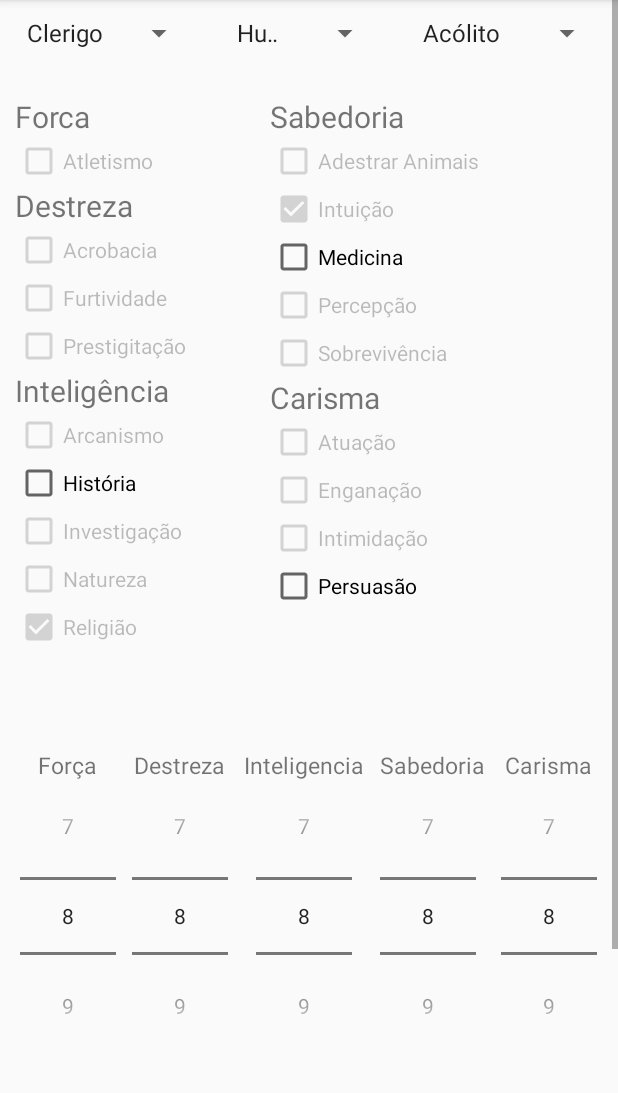
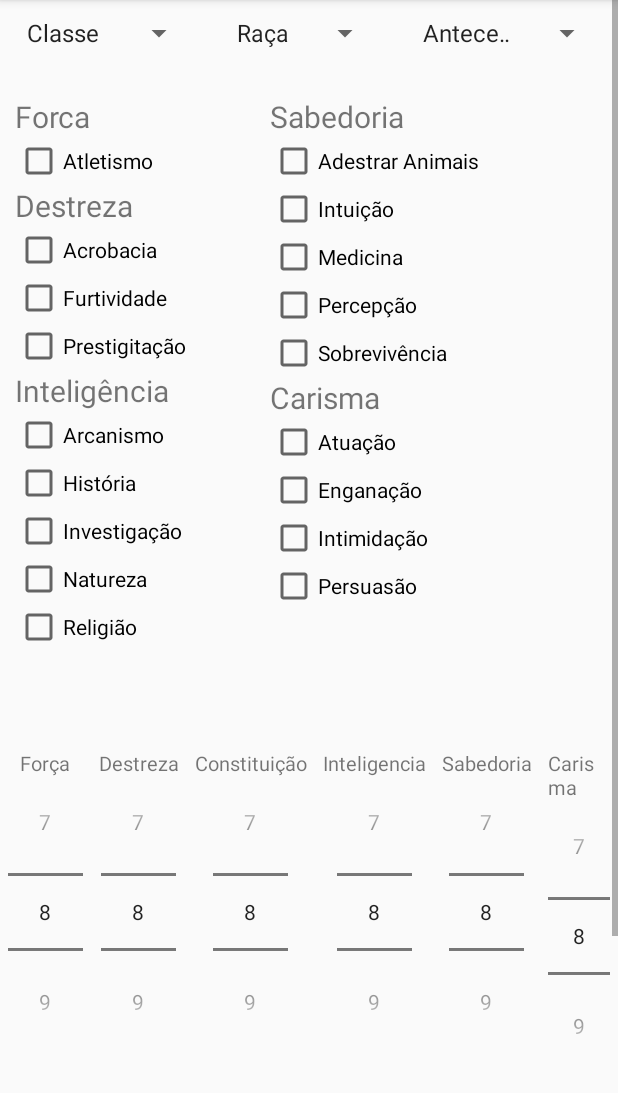
Before and after one commit to marcelovicarvalho/edenic, an Android app: the AddPersonagem screen opened directly, with no data from a screen before it, on a phone screen of 412 x 824 dp, the part 84-1177 px from its top. Run offline under Robolectric (Android 15) with nearby library versions, the phone set to English and light mode, and no system bars.

Commit message:
Fazendo o calculo da proficiencia

```diff
--- a/app/src/main/java/com/example/edenic/AddPersonagem.java
+++ b/app/src/main/java/com/example/edenic/AddPersonagem.java
@@ -6,6 +6,8 @@ import androidx.appcompat.app.AppCompatActivity;
 import android.content.Context;
 import android.database.sqlite.SQLiteDatabase;
 import android.os.Bundle;
+import android.util.Log;
+import android.util.LogPrinter;
 import android.view.View;
 import android.widget.AdapterView;
 import android.widget.ArrayAdapter;
@@ -32,6 +34,33 @@ public class AddPersonagem extends AppCompatActivity {
     ArrayList<Integer> checkSabedoria = new ArrayList<>();
     ArrayList<Integer> checkCarisma = new ArrayList<>();
 
+    int forca2 = 0;
+    int destreza2 = 0;
+    int constituicao2 = 0;
+    int inteligencia2 = 0;
+    int sabedoria2 = 0;
+    int carisma2 = 0;
+
+    int atletismo2 = 0;
+    int acrobacia2 = 0;
+    int furtividade2 = 0;
+    int prestigitacao2 = 0;
+    int arcanismo2 = 0;
+    int historia2 = 0;
+    int investigacao2 = 0;
+    int natureza2 = 0;
+    int religiao2 = 0;
+    int adestraranimais2 = 0;
+    int intuicao2 = 0;
+    int medicina2 = 0;
+    int percepcao2 = 0;
+    int sobrevivencia2 = 0;
+    int atuacao2 = 0;
+    int enganacao2 = 0;
+    int intimidacao2 = 0;
+    int persuasao2 = 0;
+
+    int somaStatus = 0;
 
 
 
@@ -72,51 +101,60 @@ public class AddPersonagem extends AppCompatActivity {
     //populando o number picker
         NumberPicker forca = (NumberPicker) findViewById(R.id.forca);
         NumberPicker destreza = (NumberPicker) findViewById(R.id.destreza);
+        NumberPicker constituicao = (NumberPicker) findViewById(R.id.constituicao);
         NumberPicker inteligencia = (NumberPicker) findViewById(R.id.inteligencia);
         NumberPicker sabedoria = (NumberPicker) findViewById(R.id.sabedoria);
         NumberPicker carisma = (NumberPicker) findViewById(R.id.carisma);
 
-        String[] nums = new String[21];
+        String[] nums = new String[20];
         for(int i=0; i<nums.length; i++)
-            nums[i] = Integer.toString(i);
+            nums[i] = Integer.toString(i+1);
 
     //forca
         forca.setMinValue(1);
-        forca.setMaxValue(21);
+        forca.setMaxValue(20);
         forca.setWrapSelectorWheel(false);
         forca.setDisplayedValues(nums);
-        forca.setValue(9);
+        forca.setValue(8);
 
     //destreza
         destreza.setMinValue(1);
-        destreza.setMaxValue(21);
+        destreza.setMaxValue(20);
         destreza.setWrapSelectorWheel(false);
         destreza.setDisplayedValues(nums);
-        destreza.setValue(9);
+        destreza.setValue(8);
+
+    //constituicao
+        constituicao.setMinValue(1);
+        constituicao.setMaxValue(20);
+        constituicao.setWrapSelectorWheel(false);
+        constituicao.setDisplayedValues(nums);
+        constituicao.setValue(8);
 
     //inteligencia
         inteligencia.setMinValue(1);
-        inteligencia.setMaxValue(21);
+        inteligencia.setMaxValue(20);
         inteligencia.setWrapSelectorWheel(false);
         inteligencia.setDisplayedValues(nums);
-        inteligencia.setValue(9);
+        inteligencia.setValue(8);
 
     //sabedoria
         sabedoria.setMinValue(1);
-        sabedoria.setMaxValue(21);
+        sabedoria.setMaxValue(20);
         sabedoria.setWrapSelectorWheel(false);
         sabedoria.setDisplayedValues(nums);
-        sabedoria.setValue(9);
+        sabedoria.setValue(8);
 
     //carisma
         carisma.setMinValue(1);
-        carisma.setMaxValue(21);
+        carisma.setMaxValue(20);
         carisma.setWrapSelectorWheel(false);
         carisma.setDisplayedValues(nums);
-        carisma.setValue(9);
+        carisma.setValue(8);
 
     //spinner classe
         List<String> classes =  new ArrayList<String>();
+        classes.add("Classe");
         classes.add("Clerigo");
         classes.add("Guerreiro");
         classes.add("Ladino");
@@ -189,6 +227,7 @@ public class AddPersonagem extends AppCompatActivity {
 
     //spinner raça
         List<String> racas =  new ArrayList<String>();
+        racas.add("Raça");
         racas.add("Humano");
         racas.add("Anão");
         racas.add("Elfo");
@@ -208,6 +247,7 @@ public class AddPersonagem extends AppCompatActivity {
                     Toast.makeText(AddPersonagem.this, adapterView.getSelectedItem().toString(), Toast.LENGTH_SHORT).show();
                 }
                 else if(adapterView.getSelectedItem().equals("Anão")){
+
                     Toast.makeText(AddPersonagem.this, adapterView.getSelectedItem().toString(), Toast.LENGTH_SHORT).show();
                 }
                 else if(adapterView.getSelectedItem().equals("Elfo")){
@@ -226,6 +266,7 @@ public class AddPersonagem extends AppCompatActivity {
 
     //spinner background
         List<String> background =  new ArrayList<String>();
+        background.add("Antecessor");
         background.add("Acólito");
         background.add("Criminoso");
         background.add("Herói popular");
@@ -299,16 +340,65 @@ public class AddPersonagem extends AppCompatActivity {
                 //Pega o valor do number picker
                 int forca = ((NumberPicker) findViewById(R.id.forca)).getValue();
                 int destreza = ((NumberPicker) findViewById(R.id.destreza)).getValue();
+                int constituicao = ((NumberPicker) findViewById(R.id.constituicao)).getValue();
                 int inteligencia = ((NumberPicker) findViewById(R.id.inteligencia)).getValue();
                 int sabedoria = ((NumberPicker) findViewById(R.id.sabedoria)).getValue();
                 int carisma = ((NumberPicker) findViewById(R.id.carisma)).getValue();
+                Log.i("Forca 1", String.valueOf(forca));
+                Log.i("Destreza 1", String.valueOf(destreza));
+                Log.i("Constituicao 1", String.valueOf(constituicao));
+                Log.i("Inteligencia 1", String.valueOf(inteligencia));
+                Log.i("Sabedoria 1", String.valueOf(sabedoria));
+                Log.i("Carisma 1", String.valueOf(carisma));
+                //
 
-                //Pega os checkbox pra envia pro serividor
+                switch (raca){
+                    case "Anão":
+                        constituicao = constituicao + 2;
+                        constituicao2 = modificadorStatus(constituicao);
+                        break;
+
+                    case "Elfo":
+                        destreza = destreza + 2;
+                        destreza2 = modificadorStatus(destreza);
+                        break;
+
+                    case "Halfling":
+                        destreza = destreza2 + 2;
+                        destreza2 = modificadorStatus(destreza);
+                        break;
+
+                    case "Humano":
+                        forca = forca + 1;
+                        Log.i("Forca humano", String.valueOf(forca));
+                        destreza = destreza + 1;
+                        constituicao = constituicao + 1;
+                        inteligencia = inteligencia + 1;
+                        sabedoria = sabedoria + 1;
+                        carisma = carisma + 1;
+
+                        forca2 = modificadorStatus(forca);
+                        destreza2 = modificadorStatus(destreza);
+                        constituicao2 = modificadorStatus(constituicao);
+                        inteligencia2 = modificadorStatus(inteligencia);
+                        carisma2 = modificadorStatus(carisma);
+                        break;
+                }
+
+                itemSelecionado();
+                Log.i("acrobacia 1", String.valueOf(acrobacia2));
+                Log.i("atuacao 1", String.valueOf(atuacao2));
+                Log.i("percepcao 1", String.valueOf(percepcao2));
+                Log.i("atuacao 1", String.valueOf(atuacao2));
+                Log.i("enganacao 1", String.valueOf(enganacao2));
+                Log.i("intimidacao 1", String.valueOf(intimidacao2));
+                Log.i("persuasao 1", String.valueOf(persuasao2));
+
+                //Pega os checkbox pra envia pro servidor
 
 
 
 //                gravaBanco(getBaseContext()).execSQL("");
-
 
                 Toast.makeText(AddPersonagem.this, "Personagem Salvo", Toast.LENGTH_SHORT).show();
                 finish();
@@ -316,19 +406,183 @@ public class AddPersonagem extends AppCompatActivity {
         });
     }
 
-    private void itemSelecionado(View view){
-        boolean checked = ((CheckBox) view).isChecked();
+    private int modificadorStatus(int status){
+        int status2 = 0;
+        if(status == 1){
+            status2 = status - 5;
+            somaStatus = -5;
+        }
+        else if(status == 2 || status == 3){
+            status2 = status - 4;
+            somaStatus = -4;
+        }
+        else if(status == 4 || status == 5){
+            status2 = status - 3;
+            somaStatus = -3;
+        }
+        else if(status == 6 || status == 7){
+            status2 = status - 2;
+            somaStatus = -2;
+        }
+        else if(status == 8 || status == 9){
+            status2 = status - 1;
+            somaStatus = -1;
+        }
+        else if(status == 10 || status == 11){
+            status2 = status;
+            somaStatus = 0;
+        }
+        else if(status == 12 || status == 13){
+            status2 = status + 1;
+            somaStatus = 1;
+        }
+        else if(status == 14 || status == 15){
+            status2 = status + 2;
+            somaStatus = 2;
+        }
+        else if(status == 16 || status == 17){
+            status2 = status + 3;
+            somaStatus = 3;
+        }
+        else if(status == 18 || status == 19){
+            status2 = status + 4;
+            somaStatus = 4;
+        }
+        else if(status == 20){
+            status2 = status + 5;
+            somaStatus = 5;
+        }
+        return status2;
+    }
+    private int retonarModStatus(int status){
+        if(status == 1){
+            return -5;
+        }
+        else if(status == 2 || status == 3){
+            return -4;
+        }
+        else if(status == 4 || status == 5){
+            return -3;
+        }
+        else if(status == 6 || status == 7){
+            return -2;
+        }
+        else if(status == 8 || status == 9){
+            return -1;
+        }
+        else if(status == 10 || status == 11){
+            return 0;
+        }
+        else if(status == 12 || status == 13){
+            return 1;
+        }
+        else if(status == 14 || status == 15){
+            return 2;
+        }
+        else if(status == 16 || status == 17){
+            return 3;
+        }
+        else if(status == 18 || status == 19){
+            return 4;
+        }
+        else if(status == 20){
+            return 5;
+        }
+        return 0;
+    }
 
+    private void itemSelecionado(){
+        final CheckBox atletismo = findViewById(R.id.atletismo);
+
+        final CheckBox acrobacia = findViewById(R.id.acrobacia);
+        final CheckBox furtividade = findViewById(R.id.furtividade);
+        final CheckBox prestigitacao = findViewById(R.id.prestigitacao);
+
+        final CheckBox arcanismo = findViewById(R.id.arcanismo);
+        final CheckBox historia = findViewById(R.id.historia);
+        final CheckBox investigacao = findViewById(R.id.investigacao);
+        final CheckBox natureza = findViewById(R.id.natureza);
+        final CheckBox religiao = findViewById(R.id.religiao);
+
+        final CheckBox adestraranimais = findViewById(R.id.adestraranimais);
+        final CheckBox intuicao = findViewById(R.id.intuicao);
+        final CheckBox medicina = findViewById(R.id.medicina);
+        final CheckBox percepcao = findViewById(R.id.percepcao);
+        final CheckBox sobrevivencia = findViewById(R.id.sobrevivencia);
+
+        final CheckBox atuacao = findViewById(R.id.atuacao);
+        final CheckBox enganacao = findViewById(R.id.enganacao);
+        final CheckBox intimidacao = findViewById(R.id.intimidacao);
+        final CheckBox persuasao = findViewById(R.id.persuasao);
+
+        //forca
+        if (atletismo.isChecked()){
+            atletismo2 = 2 + retonarModStatus(forca2);
+        }
+
+        //destreza
+        if (acrobacia.isChecked()){
+            acrobacia2 = 2 + retonarModStatus(destreza2);
+        }
+        if (furtividade.isChecked()){
+            furtividade2 = 2 + retonarModStatus(destreza2);
+        }
+        if (prestigitacao.isChecked()){
+            prestigitacao2 = 2 + retonarModStatus(destreza2);
+        }
+        //inteligencia
+        if (arcanismo.isChecked()){
+            arcanismo2 = 2 + retonarModStatus(inteligencia2);
+        }
+        if (historia.isChecked()){
+            historia2 = 2 + retonarModStatus(inteligencia2);
+        }
+        if (investigacao.isChecked()){
+            investigacao2 = 2 + retonarModStatus(inteligencia2);
+        }
+        if (natureza.isChecked()){
+            natureza2 = 2 + retonarModStatus(inteligencia2);
+        }
+        if (religiao.isChecked()){
+            religiao2 = 2 + retonarModStatus(inteligencia2);
+        }
+
+        //sabedoria
+        if (adestraranimais.isChecked()){
+            adestraranimais2 = 2 + retonarModStatus(sabedoria2);
+        }
+        if (intuicao.isChecked()){
+            intuicao2 = 2 + retonarModStatus(sabedoria2);
+        }
+        if (medicina.isChecked()){
+            medicina2 = 2 + retonarModStatus(sabedoria2);
+        }
+        if (percepcao.isChecked()){
+            percepcao2 = 2 + retonarModStatus(sabedoria2);
+        }
+        if (sobrevivencia.isChecked()){
+            sobrevivencia2 = 2 + retonarModStatus(sabedoria2);
+        }
+
+        //carisma
+        if (atuacao.isChecked()){
+            atuacao2 = 2 + retonarModStatus(carisma2);
+        }
+        if (enganacao.isChecked()){
+            enganacao2 = 2 + retonarModStatus(carisma2);
+        }
+        if (intimidacao.isChecked()){
+            intimidacao2 = 2 + retonarModStatus(carisma2);
+        }
+        if (persuasao.isChecked()){
+            persuasao2 = 2 + retonarModStatus(carisma2);
+        }
     }
 
     private SQLiteDatabase gravaBanco(Context context){
         DatabaseHandler banco = new DatabaseHandler(context);
         SQLiteDatabase db = banco.getWritableDatabase();
         return db;
-    }
-
-    private void enviarInformacoes(){
-
     }
 
     private void resetaBotoes(){
--- a/app/src/main/res/layout/activity_add_personagem2.xml
+++ b/app/src/main/res/layout/activity_add_personagem2.xml
@@ -2,6 +2,8 @@
 <ScrollView xmlns:android="http://schemas.android.com/apk/res/android"
     android:orientation="vertical" android:layout_width="match_parent"
     android:layout_height="match_parent"
+    android:focusedByDefault="true"
+    android:focusable="true"
     android:backgroundTint="@android:color/darker_gray">
     <LinearLayout
         android:layout_width="match_parent"
@@ -206,49 +208,11 @@
         </LinearLayout>
 
         <LinearLayout
-            android:layout_width="wrap_content"
+            android:layout_width="match_parent"
             android:layout_height="wrap_content"
             android:orientation="horizontal"
             android:layout_gravity="center"
             android:layout_marginTop="60dp">
-
-            <LinearLayout
-                android:layout_width="wrap_content"
-                android:layout_height="wrap_content"
-                android:orientation="vertical"
-                android:layout_margin="5dp">
-                <TextView
-                    android:layout_width="wrap_content"
-                    android:layout_height="wrap_content"
-                    android:text="Força"
-                    android:textSize="15dp"
-                    android:layout_gravity="center">
-                </TextView>
-                <NumberPicker
-                    android:id="@+id/forca"
-                    android:layout_width="wrap_content"
-                    android:layout_height="wrap_content">
-                </NumberPicker>
-            </LinearLayout>
-
-            <LinearLayout
-                android:layout_width="wrap_content"
-                android:layout_height="wrap_content"
-                android:orientation="vertical"
-                android:layout_margin="5dp">
-                <TextView
-                    android:layout_width="wrap_content"
-                    android:layout_height="wrap_content"
-                    android:text="Destreza"
-                    android:textSize="15dp"
-                    android:layout_gravity="center">
-                </TextView>
-                <NumberPicker
-                    android:id="@+id/destreza"
-                    android:layout_width="wrap_content"
-                    android:layout_height="wrap_content">
-                </NumberPicker>
-            </LinearLayout>
 
             <LinearLayout
                 android:layout_width="wrap_content"
@@ -259,51 +223,109 @@
                 <TextView
                     android:layout_width="wrap_content"
                     android:layout_height="wrap_content"
+                    android:text="Força"
+                    android:textSize="13dp"
+                    android:layout_gravity="center">
+                </TextView>
+                <NumberPicker
+                    android:id="@+id/forca"
+                    android:layout_width="50dp"
+                    android:layout_height="wrap_content"
+                    android:descendantFocusability="blocksDescendants" >
+                </NumberPicker>
+            </LinearLayout>
+            <LinearLayout
+                android:layout_width="wrap_content"
+                android:layout_height="wrap_content"
+                android:orientation="vertical"
+                android:layout_margin="5dp"
+                android:gravity="center">
+                <TextView
+                    android:layout_width="wrap_content"
+                    android:layout_height="wrap_content"
+                    android:text="Destreza"
+                    android:textSize="13dp"
+                    android:layout_gravity="center">
+                </TextView>
+                <NumberPicker
+                    android:id="@+id/destreza"
+                    android:layout_width="50dp"
+                    android:layout_height="wrap_content">
+                </NumberPicker>
+            </LinearLayout>
+            <LinearLayout
+                android:layout_width="wrap_content"
+                android:layout_height="wrap_content"
+                android:orientation="vertical"
+                android:layout_margin="5dp"
+                android:gravity="center">
+                <TextView
+                    android:layout_width="wrap_content"
+                    android:layout_height="wrap_content"
+                    android:text="Constituição"
+                    android:textSize="13dp"
+                    android:layout_gravity="center">
+                </TextView>
+                <NumberPicker
+                    android:id="@+id/constituicao"
+                    android:layout_width="50dp"
+                    android:layout_height="wrap_content">
+                </NumberPicker>
+            </LinearLayout>
+            <LinearLayout
+                android:layout_width="wrap_content"
+                android:layout_height="wrap_content"
+                android:orientation="vertical"
+                android:layout_margin="5dp"
+                android:gravity="center">
+                <TextView
+                    android:layout_width="wrap_content"
+                    android:layout_height="wrap_content"
                     android:text="Inteligencia"
-                    android:textSize="15dp"
+                    android:textSize="13dp"
                     android:layout_gravity="center">
                 </TextView>
                 <NumberPicker
                     android:id="@+id/inteligencia"
-                    android:layout_width="wrap_content"
+                    android:layout_width="50dp"
                     android:layout_height="wrap_content">
                 </NumberPicker>
             </LinearLayout>
-
             <LinearLayout
                 android:layout_width="wrap_content"
                 android:layout_height="wrap_content"
                 android:orientation="vertical"
-                android:layout_margin="5dp">
+                android:layout_margin="5dp"
+                android:gravity="center">
                 <TextView
                     android:layout_width="wrap_content"
                     android:layout_height="wrap_content"
                     android:text="Sabedoria"
-                    android:textSize="15dp"
+                    android:textSize="13dp"
                     android:layout_gravity="center">
                 </TextView>
                 <NumberPicker
                     android:id="@+id/sabedoria"
-                    android:layout_width="wrap_content"
+                    android:layout_width="50dp"
                     android:layout_height="wrap_content">
                 </NumberPicker>
             </LinearLayout>
-
             <LinearLayout
                 android:layout_width="wrap_content"
                 android:layout_height="wrap_content"
                 android:orientation="vertical"
-                android:layout_margin="5dp">
+                android:layout_margin="5dp"
+                android:gravity="center">
                 <TextView
                     android:layout_width="wrap_content"
                     android:layout_height="wrap_content"
                     android:text="Carisma"
-                    android:textSize="15dp"
+                    android:textSize="13dp"
                     android:layout_gravity="center">
                 </TextView>
                 <NumberPicker
                     android:id="@+id/carisma"
-                    android:layout_width="wrap_content"
+                    android:layout_width="50dp"
                     android:layout_height="wrap_content">
                 </NumberPicker>
             </LinearLayout>
```
